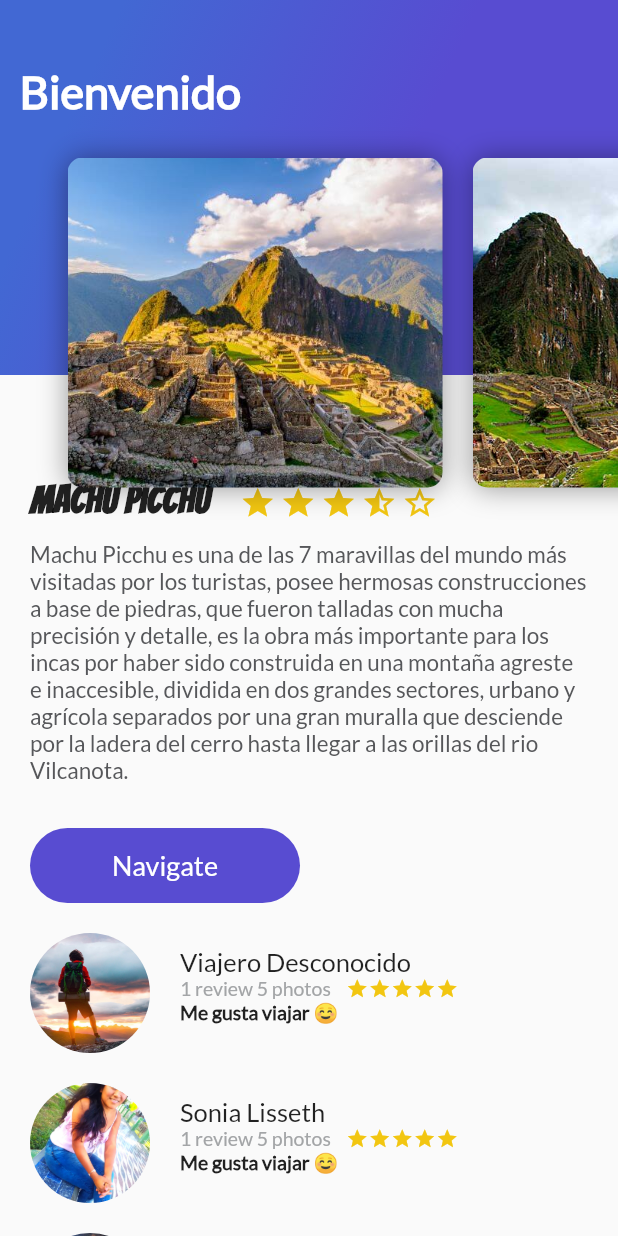
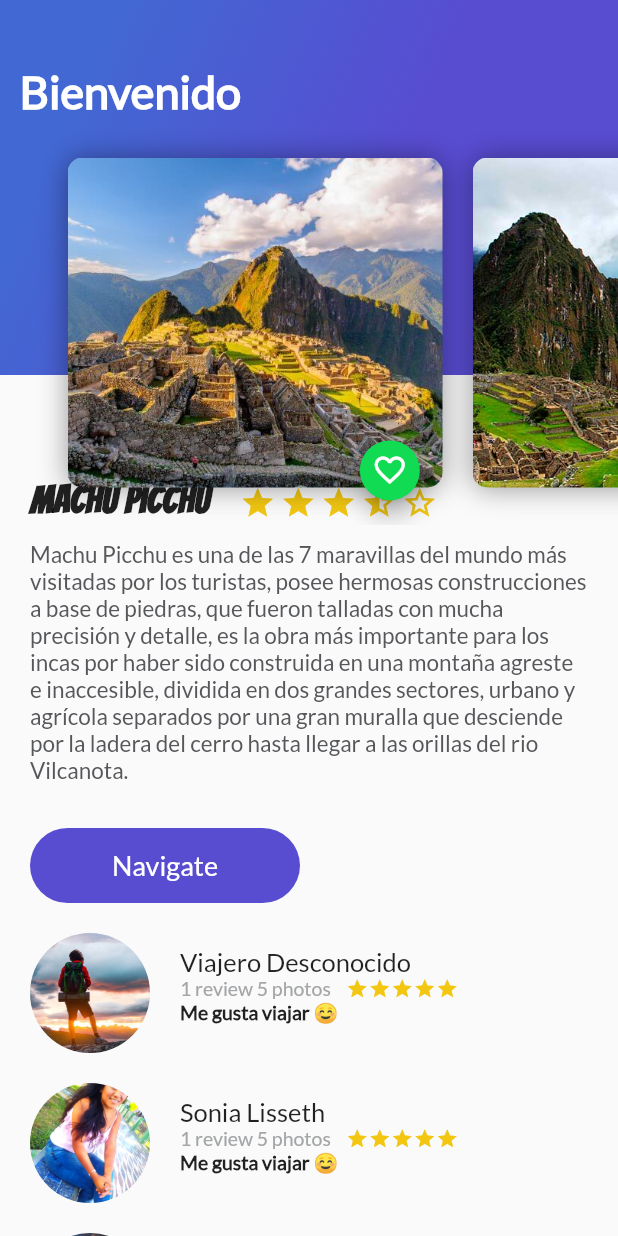
Before and after one commit to tarbusa/Curso-Flutter-Platzi, a Flutter app: the screen it shows after launch, on a phone screen of 412 x 824 dp. Run offline on Flutter 3.47's test engine with Material 2 defaults, Android fonts, the phone set to English and light mode, and no system bars.

Commit message:
Se agrego un Boton verde a cada card que contiene la imagen

```diff
--- a/lib/card_image.dart
+++ b/lib/card_image.dart
@@ -1,4 +1,5 @@
 import 'package:flutter/material.dart';
+import 'floating_action_button_greem.dart';
 
 class CardImage extends StatelessWidget {
   String pathImage = "assets/img/machupicchu1.jpg";
@@ -24,6 +25,9 @@ class CardImage extends StatelessWidget {
                 )
           ]),
     );
-    return card;
+    return Stack(
+      alignment: Alignment(0.9, 1.1),
+      children: <Widget>[card, FloatingActionButtonGreen()],
+    );
   }
 }
--- /dev/null
+++ b/lib/floating_action_button_greem.dart
@@ -0,0 +1,29 @@
+import 'package:flutter/material.dart';
+
+class FloatingActionButtonGreen extends StatefulWidget {
+  @override
+  State<StatefulWidget> createState() {
+    return _FloatingActionButtonGreen();
+  }
+}
+
+class _FloatingActionButtonGreen extends State<FloatingActionButtonGreen> {
+  bool _pressed = false;
+  void _onPressedFav() {
+    setState(() {
+      _pressed = !this._pressed;
+    });
+  }
+
+  @override
+  Widget build(BuildContext context) {
+    // TODO: implement build
+    return FloatingActionButton(
+      backgroundColor: Color(0xFF11DA53),
+      mini: true,
+      tooltip: "Fav",
+      onPressed: _onPressedFav,
+      child: Icon(this._pressed ? Icons.favorite : Icons.favorite_border),
+    );
+  }
+}
--- a/lib/main.dart
+++ b/lib/main.dart
@@ -21,8 +21,8 @@ class MyApp extends StatelessWidget {
   @override
   Widget build(BuildContext context) {
     return MaterialApp(
-      title: "TARBUSA@",
-      theme: ThemeData(primarySwatch: Colors.deepPurple),
+      title: "Curso Flutter",
+      theme: ThemeData(primarySwatch: Colors.blue),
       home: MyHomePage(),
     );
   }
```
